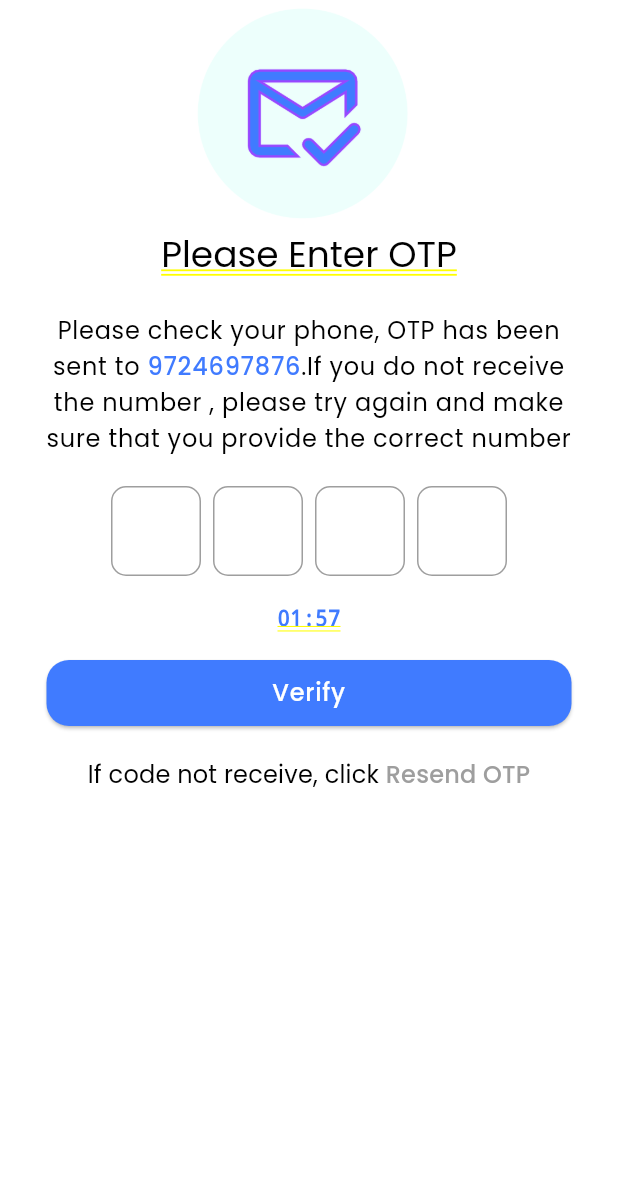
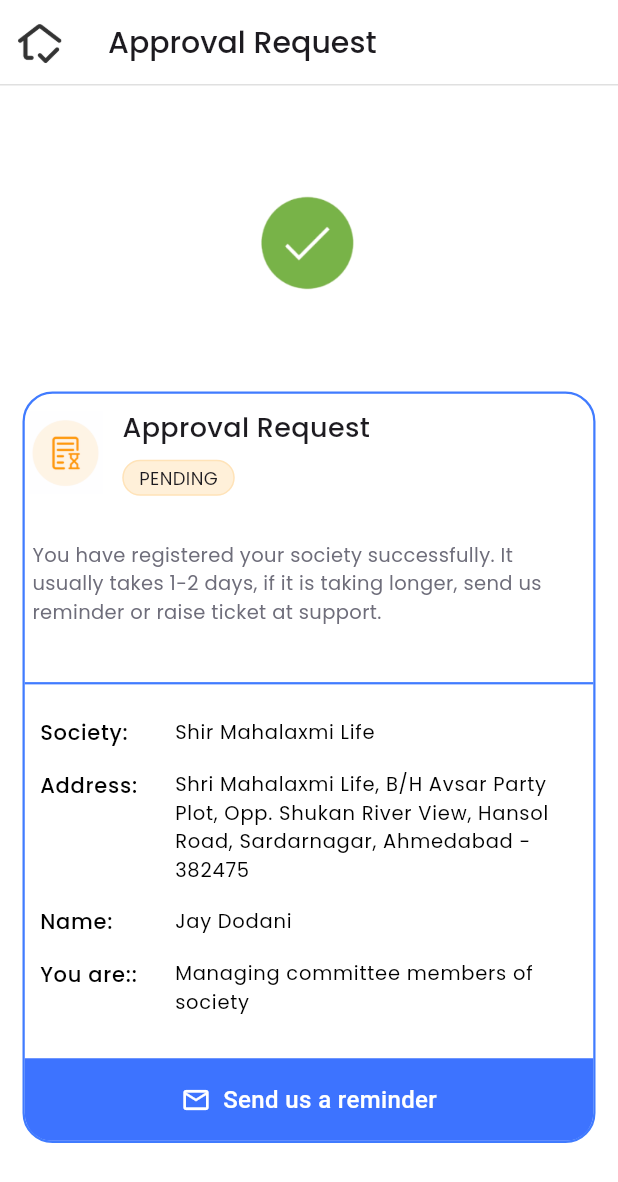
Before and after one commit to Rathod-Kuldeepsingh/flexihome, a Flutter app: the SocietyOtp screen opened by its route, after a tap on "Verify", on a phone screen of 412 x 824 dp. Shown: the top 1182 px of the screen. Run offline on Flutter 3.47's test engine with Material 3 defaults, Android fonts, the phone set to English and light mode, and no system bars; drawn by our look-alikes of pinput; our stand-ins replace google_fonts.

Commit message:
Approved screen

```diff
--- a/lib/Design/Authentication/Secretary/Sec_otp.dart
+++ b/lib/Design/Authentication/Secretary/Sec_otp.dart
@@ -4,6 +4,7 @@ import 'package:flutter/gestures.dart';
 import 'package:flutter/material.dart';
 import 'package:google_fonts/google_fonts.dart';
 import 'package:pinput/pinput.dart';
+
 class SecOtp extends StatefulWidget {
   const SecOtp({super.key});
 
@@ -12,7 +13,7 @@ class SecOtp extends StatefulWidget {
 }
 
 class _SecOtpState extends State<SecOtp> {
-   static const int _totalSeconds = 120;
+  static const int _totalSeconds = 120;
   int _secondsRemaining = _totalSeconds;
   Timer? _timer;
 
@@ -54,6 +55,8 @@ class _SecOtpState extends State<SecOtp> {
     return Scaffold(
       backgroundColor: Colors.white,
       appBar: AppBar(
+        elevation: 0,
+        scrolledUnderElevation: 0,
         backgroundColor: Colors.white,
         automaticallyImplyLeading: true,
         bottom: PreferredSize(
--- a/lib/Design/Authentication/User/Otp_screen.dart
+++ b/lib/Design/Authentication/User/Otp_screen.dart
@@ -56,6 +56,8 @@ class _OtpScreenState extends State<OtpScreen> {
     return Scaffold(
       backgroundColor: Colors.white,
       appBar: AppBar(
+        elevation: 0,
+        scrolledUnderElevation: 0,
         backgroundColor: Colors.white,
         automaticallyImplyLeading: true,
         bottom: PreferredSize(
--- a/lib/Design/Authentication/User/account_type_selection_screen.dart
+++ b/lib/Design/Authentication/User/account_type_selection_screen.dart
@@ -25,7 +25,7 @@ Widget build(BuildContext context) {
         children: [
           Expanded(
               child: Padding(
-                padding: const EdgeInsets.symmetric(vertical: 30),
+                padding: const EdgeInsets.symmetric(vertical: 10),
                 child: ListView(
                   children: [
                     Center(
@@ -87,7 +87,7 @@ Widget build(BuildContext context) {
 
 
           Padding(
-            padding: const EdgeInsets.symmetric(vertical: 50),
+            padding: const EdgeInsets.symmetric(vertical: 10),
             child: SizedBox(
               width: 350,
               height: 44,
--- a/lib/Design/Authentication/User/registration.dart
+++ b/lib/Design/Authentication/User/registration.dart
@@ -32,22 +32,20 @@ class _RegistrationScreenState extends State<RegistrationScreen> {
         borderSide: const BorderSide(color: Colors.grey),
       ),
 
-
       focusedBorder: OutlineInputBorder(
         borderRadius: BorderRadius.circular(4),
         borderSide: const BorderSide(color: Color(0xFF407BFF), width: 2),
       ),
-
 
       errorBorder: OutlineInputBorder(
         borderRadius: BorderRadius.circular(4),
         borderSide: const BorderSide(color: Colors.red),
       ),
 
-
       focusedErrorBorder: OutlineInputBorder(
         borderRadius: BorderRadius.circular(4),
-      borderSide: const BorderSide(color: Colors.red, width: 2),)
+        borderSide: const BorderSide(color: Colors.red, width: 2),
+      ),
     );
   }
 
@@ -59,6 +57,7 @@ class _RegistrationScreenState extends State<RegistrationScreen> {
       appBar: AppBar(
         backgroundColor: Colors.white,
         elevation: 0,
+        scrolledUnderElevation: 0,
         title: Text(
           "Create Account",
           style: GoogleFonts.poppins(
--- a/lib/Design/Society Registration/Society_otp.dart
+++ b/lib/Design/Society Registration/Society_otp.dart
@@ -149,7 +149,9 @@ class _SocietyOtpState extends State<SocietyOtp> {
                         borderRadius: BorderRadius.circular(15),
                       ),
                     ),
-                    onPressed: () {},
+                    onPressed: () {
+                      Navigator.pushReplacementNamed(context, '/approved');
+                    },
                     child: Text(
                       "Verify",
                       textAlign: TextAlign.center,
--- a/lib/Design/Society Registration/Society_reg.dart
+++ b/lib/Design/Society Registration/Society_reg.dart
@@ -26,8 +26,10 @@ class _RegisterSocietyScreenState extends State<RegisterSocietyScreen> {
     return Scaffold(
       backgroundColor: Colors.white,
       appBar: AppBar(
+        elevation: 0,
+        scrolledUnderElevation: 0,
         backgroundColor: Colors.white,
-        elevation: 0,
+
         leading: IconButton(
           icon: const Icon(Icons.arrow_back_ios_new, color: Colors.black87),
           onPressed: () => Navigator.pushNamed(context, '/select'),
@@ -57,7 +59,10 @@ class _RegisterSocietyScreenState extends State<RegisterSocietyScreen> {
           children: [
             Expanded(
               child: SingleChildScrollView(
-                padding: const EdgeInsets.symmetric(horizontal: 24, vertical: 16),
+                padding: const EdgeInsets.symmetric(
+                  horizontal: 24,
+                  vertical: 16,
+                ),
                 child: _getStepWidget(),
               ),
             ),
--- /dev/null
+++ b/lib/Design/Society Registration/approved.dart
@@ -0,0 +1,222 @@
+import 'package:flutter/material.dart';
+import 'package:google_fonts/google_fonts.dart';
+
+class ApprovedScreen extends StatefulWidget {
+  const ApprovedScreen({super.key});
+
+  @override
+  State<ApprovedScreen> createState() => _ApprovedScreenState();
+}
+
+class _ApprovedScreenState extends State<ApprovedScreen> {
+  @override
+  Widget build(BuildContext context) {
+    return Scaffold(
+      backgroundColor: Colors.white,
+      appBar: AppBar(
+        backgroundColor: Colors.white,
+        leading: Image.asset('assets/homeicon.png'),
+        automaticallyImplyLeading: false,
+        centerTitle: false,
+        title: Text(
+          'Approval Request',
+          style: GoogleFonts.poppins(
+            textStyle: TextStyle(fontSize: 20, fontWeight: FontWeight.w500),
+          ),
+        ),
+        bottom: PreferredSize(
+          preferredSize: const Size.fromHeight(1),
+          child: Container(height: 1, color: Colors.grey.shade300),
+        ),
+      ),
+      body: SafeArea(
+        child: SingleChildScrollView(
+          child: Column(
+            children: [
+              Center(
+                child: Image.asset('assets/check.png', width: 184, height: 204),
+              ),
+              Padding(
+                padding: const EdgeInsets.symmetric(horizontal: 15),
+                child: Container(
+                  height: 501,
+                  width: 390,
+                  decoration: BoxDecoration(
+                    borderRadius: BorderRadius.circular(20),
+                    color: Colors.white,
+                    border: Border.all(width: 1.5, color: Color(0xFF407BFF)),
+                  ),
+                  child: Column(
+                    children: [
+                      SizedBox(height: 10),
+                      Row(
+                        children: [
+                          Image.asset("assets/desc.png", width: 55, height: 55),
+                          SizedBox(width: 10),
+                          Column(
+                            crossAxisAlignment: CrossAxisAlignment.start,
+                            children: [
+                              Text(
+                                'Approval Request',
+                                style: GoogleFonts.poppins(
+                                  textStyle: TextStyle(
+                                    fontSize: 18,
+                                    fontWeight: FontWeight.w500,
+                                  ),
+                                ),
+                              ),
+                              SizedBox(height: 8),
+                              Container(
+                                height: 24,
+                                width: 75,
+                                decoration: BoxDecoration(
+                                  color: Color.fromRGBO(254, 153, 0, 0.15),
+                                  borderRadius: BorderRadius.circular(20),
+                                  border: BoxBorder.all(
+                                    color: Color.fromRGBO(254, 153, 0, 0.15),
+                                    style: BorderStyle.solid,
+                                  ),
+                                ),
+                                child: Center(
+                                  child: Text(
+                                    "PENDING",
+                                    style: GoogleFonts.poppins(
+                                      textStyle: TextStyle(
+                                        fontSize: 12,
+                                        fontWeight: FontWeight.w400,
+                                      ),
+                                    ),
+                                  ),
+                                ),
+                              ),
+                            ],
+                          ),
+                        ],
+                      ),
+                      SizedBox(height: 20),
+                      Expanded(
+                        child: Column(
+                          children: [
+                            Padding(
+                              padding: const EdgeInsets.symmetric(
+                                horizontal: 5,
+                                vertical: 10,
+                              ),
+                              child: Text(
+                                'You have registered your society successfully. It usually takes 1-2 days, if it is taking longer, send us reminder or raise ticket at support.',
+                                style: GoogleFonts.poppins(
+                                  textStyle: TextStyle(
+                                    fontSize: 13,
+                                    fontWeight: FontWeight.w400,
+                                    color: Color.fromRGBO(110, 109, 122, 1),
+                                  ),
+                                ),
+                              ),
+                            ),
+                            SizedBox(height: 20),
+                            Divider(
+                              color: Color.fromRGBO(64, 123, 255, 1),
+                              thickness: 1.5,
+                            ),
+                            SizedBox(height: 15),
+                            buildInfoRow('Society:', 'Shir Mahalaxmi Life'),
+                            SizedBox(height: 15),
+                            buildInfoRow(
+                              'Address:',
+                              'Shri Mahalaxmi Life, B/H Avsar Party Plot, Opp. Shukan River View, Hansol Road, Sardarnagar, Ahmedabad - 382475',
+                            ),
+                            SizedBox(height: 15),
+                            buildInfoRow('Name:', 'Jay Dodani'),
+                            SizedBox(height: 15),
+                            buildInfoRow(
+                              'You are::',
+                              'Managing committee members of society',
+                            ),
+                          ],
+                        ),
+                      ),
+                      Container(
+                        width: double.infinity,
+                        padding: const EdgeInsets.symmetric(vertical: 16),
+                        decoration: BoxDecoration(
+                          borderRadius: BorderRadius.only(
+                            bottomLeft: Radius.circular(18),
+                            bottomRight: Radius.circular(18),
+                          ),
+
+                          color: Color(0xFF3D73FF),
+                        ),
+                        child: InkWell(
+                          onTap: (){
+                            ScaffoldMessenger.of(context).showSnackBar(
+                              SnackBar(content: Text('Reminder Set '))
+
+                            );
+
+                          },
+                          child: Row(
+                            mainAxisAlignment: MainAxisAlignment.center,
+                            children: [
+                              Icon(
+                                Icons.mail_outline,
+                                color: Colors.white,
+                                size: 20,
+                              ),
+                              const SizedBox(width: 8),
+                              Text(
+                                "Send us a reminder",
+                                style: TextStyle(
+                                  color: Colors.white,
+                                  fontSize: 16,
+                                  fontWeight: FontWeight.w500,
+                                ),
+                              ),
+                            ],
+                          ),
+                        ),
+                      ),
+                    ],
+                  ),
+                ),
+              ),
+            ],
+          ),
+        ),
+      ),
+    );
+  }
+}
+
+Widget buildInfoRow(String title, String value) {
+  return Padding(
+    padding: const EdgeInsets.symmetric(horizontal: 10),
+    child: Row(
+      crossAxisAlignment: CrossAxisAlignment.start,
+      children: [
+        SizedBox(
+          width: 90,
+          child: Text(
+            title,
+            style: GoogleFonts.poppins(
+              fontSize: 14,
+              fontWeight: FontWeight.w500,
+              letterSpacing: 0.5,
+              color: Colors.black,
+            ),
+          ),
+        ),
+        Expanded(
+          child: Text(
+            value,
+            style: GoogleFonts.poppins(
+              fontSize: 13,
+              fontWeight: FontWeight.w400,
+              letterSpacing: 0.5,
+              color: Colors.black,
+            ),
+          ),
+        ),
+      ],
+    ),
+  );
+}
--- a/lib/main.dart
+++ b/lib/main.dart
@@ -7,6 +7,7 @@ import 'package:flexihome/Design/Authentication/User/registration.dart';
 import 'package:flexihome/Design/OnboardingScreen/OnboardPage.dart';
 import 'package:flexihome/Design/Society%20Registration/Society_otp.dart';
 import 'package:flexihome/Design/Society%20Registration/Society_reg.dart';
+import 'package:flexihome/Design/Society%20Registration/approved.dart';
 import 'package:flutter/material.dart';
 
 void main() {
@@ -20,7 +21,7 @@ class MyApp extends StatelessWidget {
   @override
   Widget build(BuildContext context) {
     return MaterialApp(
-      home:OnboardPage(),
+      home: OnboardPage(),
       routes:{
         '/onboardpage': (context) => OnboardPage(),
         '/select': (context) => AccountTypeSelectionScreen(),
@@ -30,7 +31,8 @@ class MyApp extends StatelessWidget {
         '/secretary':(context)=> SecretaryLogin(),
         '/secotp':(context)=> SecOtp(),
         '/socirtyOtp':(context)=> SocietyOtp(),
-        '/societyreg':(context)=> RegisterSocietyScreen()
+        '/societyreg':(context)=> RegisterSocietyScreen(),
+        '/approved':(context)=> ApprovedScreen()
       }
     );
   }
```
Also changed, not shown: assets/check.png (added), assets/desc.png (added), assets/homeicon.png (added). Lines whose indentation alone changed are shown as unchanged.
